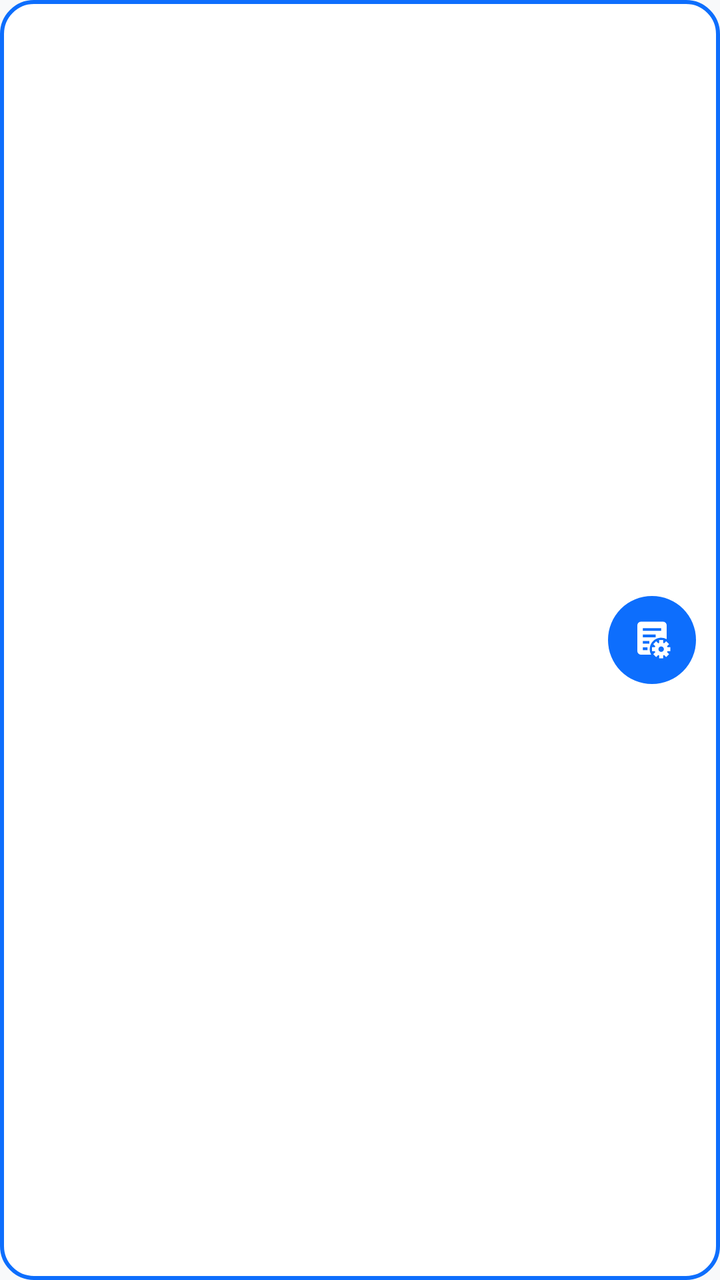
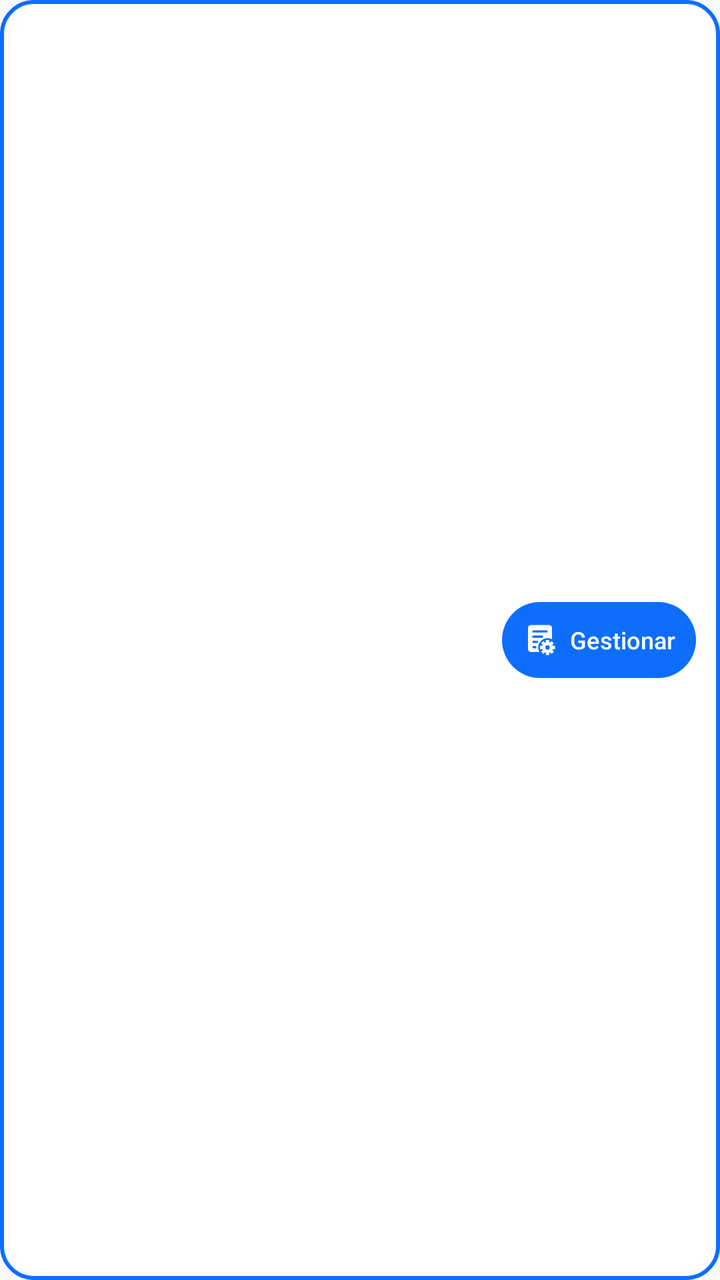

The first picture is an Android layout as it rendered before a commit; the second is the same layout after the commit. The layout source and the unified diff follow.
<!-- AndroidManifest.xml: application theme Theme.MyApplication -->
<!-- res/layout/item_facility.xml -->
<?xml version="1.0" encoding="utf-8"?>
<RelativeLayout xmlns:android="http://schemas.android.com/apk/res/android"
    xmlns:app="http://schemas.android.com/apk/res-auto"
    android:layout_width="match_parent"
    android:layout_height="wrap_content"
    android:padding="12dp"
    android:layout_marginBottom="10dp"
    android:layout_marginHorizontal="2dp"
    android:background="@drawable/bg_list_item">

    <LinearLayout
        android:layout_width="wrap_content"
        android:layout_height="wrap_content"
        android:layout_alignParentStart="true"
        android:layout_toStartOf="@id/btnManage"
        android:orientation="vertical">

        <TextView
            android:id="@+id/tvFacilityName"
            android:layout_width="wrap_content"
            android:layout_height="wrap_content"
            android:textColor="?android:attr/textColorPrimary"
            android:textSize="16sp"
            android:textStyle="bold" />

        <TextView
            android:id="@+id/tvFacilityType"
            android:layout_width="wrap_content"
            android:layout_height="wrap_content"
            android:textColor="@color/accent_yellow"
            android:textSize="12sp"
            android:textStyle="italic" />

        <TextView
            android:id="@+id/tvFacilityDescription"
            android:layout_width="wrap_content"
            android:layout_height="wrap_content"
            android:textColor="?android:attr/textColorSecondary"
            android:textSize="14sp"
            android:layout_marginTop="2dp" />
    </LinearLayout>

    <com.google.android.material.button.MaterialButton
        android:id="@+id/btnManage"
        style="@style/Widget.Material3.Button.TonalButton"
        android:layout_width="44dp"
        android:layout_height="44dp"
        android:layout_alignParentEnd="true"
        android:layout_centerVertical="true"
        android:minWidth="0dp"
        android:minHeight="0dp"
        android:padding="0dp"
        android:insetTop="0dp"
        android:insetBottom="0dp"
        android:insetLeft="0dp"
        android:insetRight="0dp"
        app:cornerRadius="22dp"
        app:icon="@drawable/ic_manage"
        app:iconGravity="textStart"
        app:iconPadding="0dp"
        app:iconSize="22dp"
        app:iconTint="@color/white"
        app:backgroundTint="?attr/colorPrimary"
        android:contentDescription="Gestionar"/>

</RelativeLayout>
<!-- resources referenced by this layout -->
<resources>
  <color name="accent_yellow">#ffc107</color>
  <color name="white">#FFFFFFFF</color>
  <!-- drawable bg_list_item (drawable) -->
  <?xml version="1.0" encoding="utf-8"?>
  <shape xmlns:android="http://schemas.android.com/apk/res/android">
      <solid android:color="?attr/colorSurface" />
      <stroke
          android:width="2dp"
          android:color="?attr/colorPrimary" />
      <corners android:radius="16dp" />
  </shape>
  <!-- drawable ic_manage (drawable) -->
  <vector xmlns:android="http://schemas.android.com/apk/res/android"
      android:width="24dp"
      android:height="24dp"
      android:viewportWidth="24"
      android:viewportHeight="24">
  
      
      <path
          android:fillColor="#FFFFFF"
          android:fillType="evenOdd"
          android:pathData="M6,2h12a2,2 0 0 1 2,2v7.52A6.25,6.25 0 0 0 11.52,20H6a2,2 0 0 1 -2,-2V4a2,2 0 0 1 2,-2z
                            M7,5.5h10v1.5H7z
                            M7,9h7v1.5H7z
                            M7,12.5h3.5v1.5H7z
                            M7,16h2.5v1.5H7z"/>
  
      
      <path
          android:fillColor="#FFFFFF"
          android:pathData="M17,13.4a3.6,3.6 0 1,1 0,7.2a3.6,3.6 0 1,1 0,-7.2z
                            M17,15.5a1.5,1.5 0 1,0 0,3a1.5,1.5 0 1,0 0,-3z
                            M15.9,12h2.2v2h-2.2z
                            M15.9,20h2.2v2h-2.2z
                            M12,15.9h2v2.2h-2z
                            M20,15.9h2v2.2h-2z
                            M19.9,18.34L21.31,19.76L19.76,21.31L18.34,19.9z
                            M15.66,19.9L14.24,21.31L12.69,19.76L14.1,18.34z
                            M14.1,15.66L12.69,14.24L14.24,12.69L15.66,14.1z
                            M18.34,14.1L19.76,12.69L21.31,14.24L19.9,15.66z"/>
  </vector>
  <style name="Theme.MyApplication" parent="Base.Theme.MyApplication" />
  <style name="Base.Theme.MyApplication" parent="Theme.Material3.DayNight.NoActionBar">
          <item name="colorPrimary">@color/accent_blue</item>
          <item name="colorOnPrimary">@color/white</item>
          <item name="colorSecondary">@color/bs_secondary</item>
          <item name="android:statusBarColor">@color/bs_dark</item>
          <item name="android:windowBackground">@color/bs_light</item>
          <item name="colorSurface">@color/surface_light</item>
          <item name="materialCardViewStyle">@style/Widget.Bootstrap.Card</item>
          <item name="cardViewStyle">@style/Widget.Bootstrap.Card</item>
          <item name="alertDialogTheme">@style/Theme.MyApplication.Dialog</item>
      </style>
  <color name="accent_blue">#0d6efd</color>
  <color name="bs_secondary">#6c757d</color>
  <color name="bs_dark">#212529</color>
  <color name="bs_light">#f8f9fa</color>
  <color name="surface_light">#FFFFFF</color>
  <style name="Widget.Bootstrap.Card" parent="Widget.Material3.CardView.Outlined">
          <item name="cardBackgroundColor">?attr/colorSurface</item>
          <item name="cardCornerRadius">16dp</item>
          <item name="cardElevation">3dp</item>
          <item name="strokeColor">?attr/colorPrimary</item>
          <item name="strokeWidth">2dp</item>
          <item name="android:layout_margin">8dp</item>
      </style>
  <style name="Theme.MyApplication.Dialog" parent="ThemeOverlay.Material3.MaterialAlertDialog">
          <item name="shapeAppearanceOverlay">@style/ShapeAppearance.MyApplication.Dialog</item>
      </style>
  <style name="ShapeAppearance.MyApplication.Dialog" parent="ShapeAppearance.Material3.LargeComponent">
          <item name="cornerSize">20dp</item>
      </style>
</resources>

<!-- the commit's change to res/layout/item_facility.xml (unified diff, before → after) -->
@@ -43,22 +43,24 @@
     <com.google.android.material.button.MaterialButton
         android:id="@+id/btnManage"
         style="@style/Widget.Material3.Button.TonalButton"
-        android:layout_width="44dp"
-        android:layout_height="44dp"
+        android:layout_width="wrap_content"
+        android:layout_height="38dp"
         android:layout_alignParentEnd="true"
         android:layout_centerVertical="true"
-        android:minWidth="0dp"
-        android:minHeight="0dp"
-        android:padding="0dp"
+        android:text="Gestionar"
+        android:textColor="@color/white"
+        android:textSize="12sp"
+        android:textAllCaps="false"
+        android:paddingHorizontal="10dp"
         android:insetTop="0dp"
         android:insetBottom="0dp"
         android:insetLeft="0dp"
         android:insetRight="0dp"
-        app:cornerRadius="22dp"
+        app:cornerRadius="19dp"
         app:icon="@drawable/ic_manage"
         app:iconGravity="textStart"
-        app:iconPadding="0dp"
-        app:iconSize="22dp"
+        app:iconPadding="6dp"
+        app:iconSize="18dp"
         app:iconTint="@color/white"
         app:backgroundTint="?attr/colorPrimary"
         android:contentDescription="Gestionar"/>
